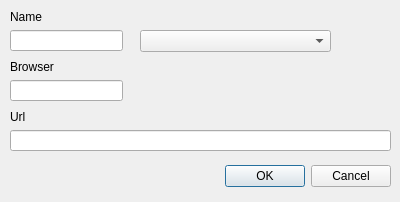
Old version of the form View/newbookmark.ui in the repository edsykes/BookmarkManager.
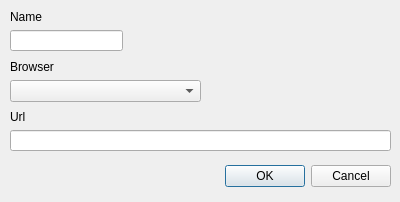
New version of the form.

Commit message: Bug: Fixed the add bookmark dialog to correctly save the browser to the bookmark file

Patch:
```diff
--- a/View/newbookmark.ui
+++ b/View/newbookmark.ui
@@ -29,16 +29,6 @@
     <set>QDialogButtonBox::Cancel|QDialogButtonBox::Ok</set>
    </property>
   </widget>
-  <widget class="QLineEdit" name="editBrowser">
-   <property name="geometry">
-    <rect>
-     <x>10</x>
-     <y>80</y>
-     <width>113</width>
-     <height>21</height>
-    </rect>
-   </property>
-  </widget>
   <widget class="QLabel" name="label">
    <property name="geometry">
     <rect>
@@ -101,8 +91,8 @@
   <widget class="QComboBox" name="browserCombo">
    <property name="geometry">
     <rect>
-     <x>140</x>
-     <y>30</y>
+     <x>10</x>
+     <y>80</y>
      <width>191</width>
      <height>22</height>
     </rect>
```
Left out of the diff: 1 changed line with no effect on the pictures. The commit also changes 3 other files.
